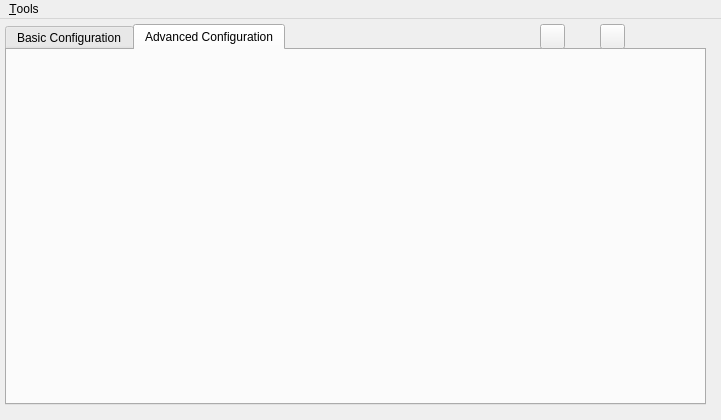
Old version of the form mainwindow.ui in the repository marianocossio/BioAmp.
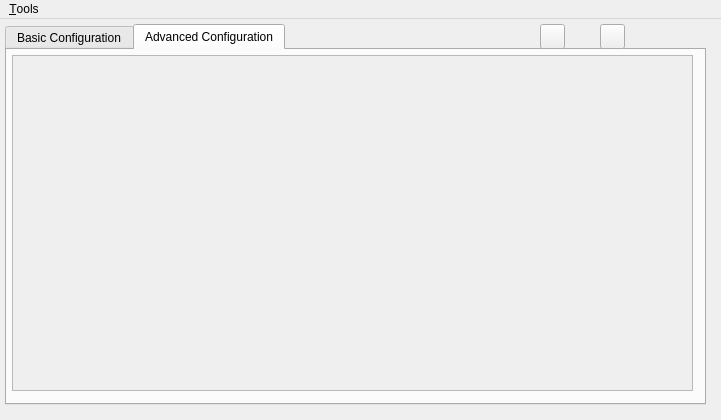
New version of the form. The open tabs and pages were chosen to show the change.

Diff of the .ui file:
```diff
--- a/mainwindow.ui
+++ b/mainwindow.ui
@@ -234,6 +234,29 @@
      <attribute name="title">
       <string>Advanced Configuration</string>
      </attribute>
+     <widget class="QScrollArea" name="channelsAdvancedLayout">
+      <property name="geometry">
+       <rect>
+        <x>5</x>
+        <y>5</y>
+        <width>681</width>
+        <height>336</height>
+       </rect>
+      </property>
+      <property name="widgetResizable">
+       <bool>true</bool>
+      </property>
+      <widget class="QWidget" name="scrollAreaWidgetContents">
+       <property name="geometry">
+        <rect>
+         <x>0</x>
+         <y>0</y>
+         <width>679</width>
+         <height>334</height>
+        </rect>
+       </property>
+      </widget>
+     </widget>
     </widget>
    </widget>
    <zorder>tabWidget</zorder>
```
